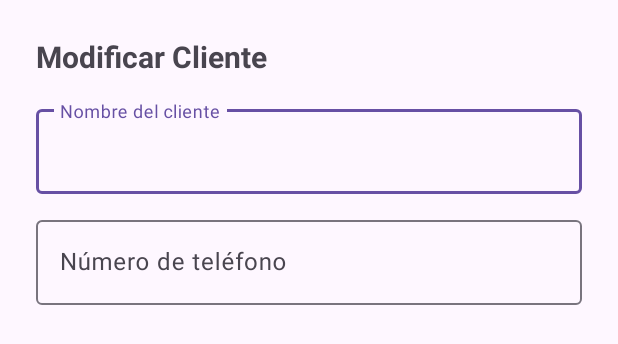
After one commit to gmtzdev/Erdbeeren, an Android app: the layout dialog_edit_client.xml on its own in the app's theme, with its tools: preview values and no code run, on a phone screen of 412 x 824 dp. The commit adds this screen. Shown: the top 344 px of the screen. Run offline under Robolectric (Android 15) with nearby library versions, the phone set to English and light mode, and no system bars.

Commit message:
Add ClickEventListener and ClickLongEventListener to Client Card.

```diff
--- a/app/src/main/AndroidManifest.xml
+++ b/app/src/main/AndroidManifest.xml
@@ -45,6 +45,10 @@
             android:name=".SaleDetailActivity"
             android:exported="false"
             android:windowSoftInputMode="adjustResize" />
+        <activity
+            android:name=".ClientSalesActivity"
+            android:exported="false"
+            android:windowSoftInputMode="adjustResize" />
     </application>
 
 </manifest>
--- /dev/null
+++ b/app/src/main/res/layout/dialog_edit_client.xml
@@ -0,0 +1,42 @@
+<?xml version="1.0" encoding="utf-8"?>
+<LinearLayout
+    xmlns:android="http://schemas.android.com/apk/res/android"
+    android:layout_width="match_parent"
+    android:layout_height="wrap_content"
+    android:orientation="vertical"
+    android:padding="24dp">
+
+    <TextView
+        android:layout_width="wrap_content"
+        android:layout_height="wrap_content"
+        android:text="Modificar Cliente"
+        android:textSize="20sp"
+        android:textStyle="bold" />
+
+    <com.google.android.material.textfield.TextInputLayout
+        android:layout_width="match_parent"
+        android:layout_height="wrap_content"
+        android:layout_marginTop="16dp"
+        android:hint="Nombre del cliente">
+
+        <com.google.android.material.textfield.TextInputEditText
+            android:id="@+id/etEditClientName"
+            android:layout_width="match_parent"
+            android:layout_height="wrap_content"
+            android:inputType="textPersonName" />
+    </com.google.android.material.textfield.TextInputLayout>
+
+    <com.google.android.material.textfield.TextInputLayout
+        android:layout_width="match_parent"
+        android:layout_height="wrap_content"
+        android:layout_marginTop="12dp"
+        android:hint="Número de teléfono">
+
+        <com.google.android.material.textfield.TextInputEditText
+            android:id="@+id/etEditClientPhone"
+            android:layout_width="match_parent"
+            android:layout_height="wrap_content"
+            android:inputType="phone" />
+    </com.google.android.material.textfield.TextInputLayout>
+
+</LinearLayout>
```
Also changed, not shown: app/src/main/java/com/example/erdbeeren/ClientAdapter.kt (+16 -2 lines), app/src/main/java/com/example/erdbeeren/ClientSalesActivity.kt (added, +66 -0 lines), app/src/main/res/layout/activity_client_sales.xml (added, +34 -0 lines).
